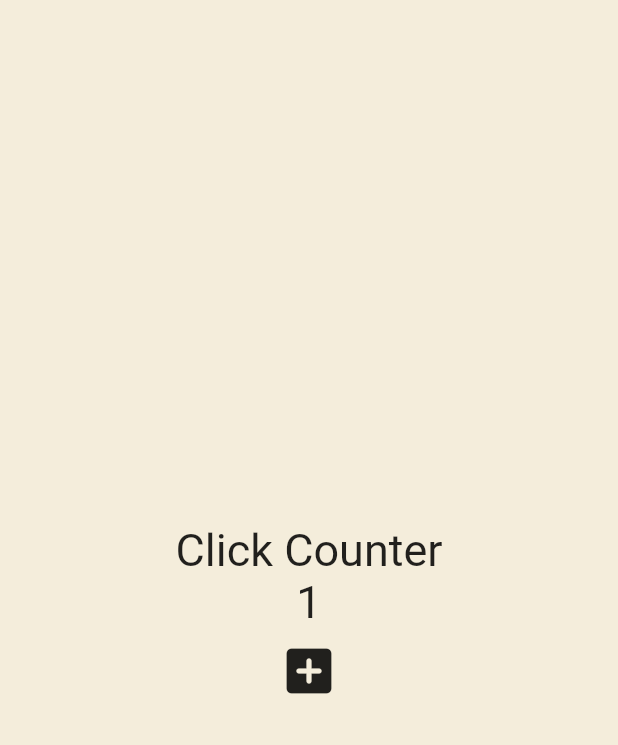
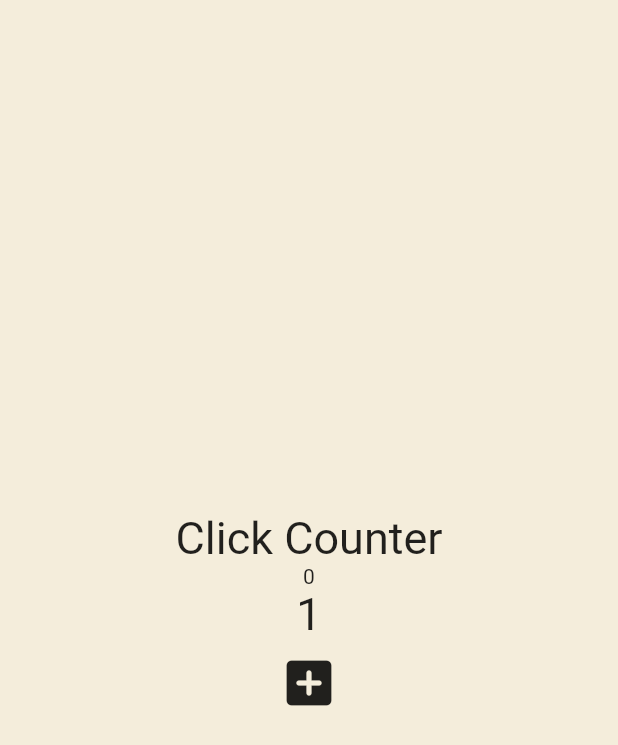
Before and after one commit to StudioZERONE/study_flutter_01_toonflix, a Flutter app: the screen it shows after launch, after a tap on the "add box" icon, on a phone screen of 412 x 824 dp. Shown: the top 745 px of the screen. Run offline on Flutter 3.47's test engine with Material 2 defaults, Android fonts, the phone set to English and light mode, and no system bars.

Commit message:
UI 개발. setState 활용

```diff
--- a/lib/main.dart
+++ b/lib/main.dart
@@ -13,10 +13,12 @@ class App extends StatefulWidget {
 
 class _AppState extends State<App> {
   int counter = 0;
+  List<int> numbers = [];
 
   void onClicked() {
     setState(() {
       counter = counter + 1;
+      numbers.add(numbers.length);
     });
   }
 
@@ -33,6 +35,7 @@ class _AppState extends State<App> {
               'Click Counter',
               style: TextStyle(fontSize: 30),
             ),
+            for (var n in numbers) Text('$n'),
             Text(
               '$counter',
               style: const TextStyle(fontSize: 30),
```
